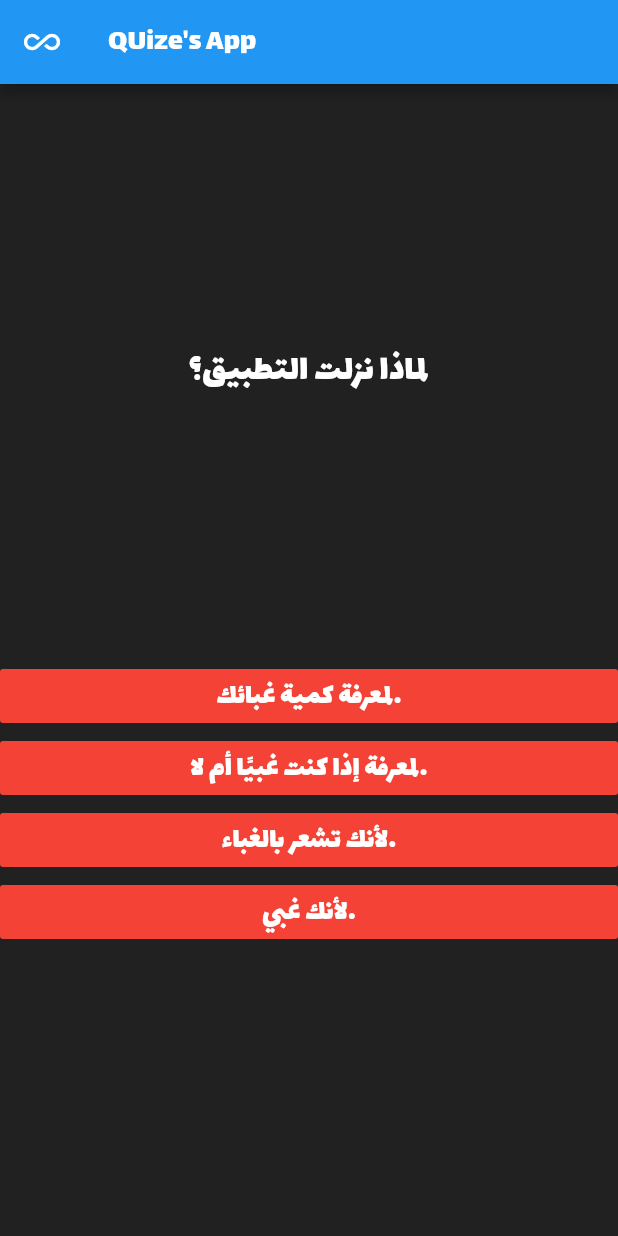
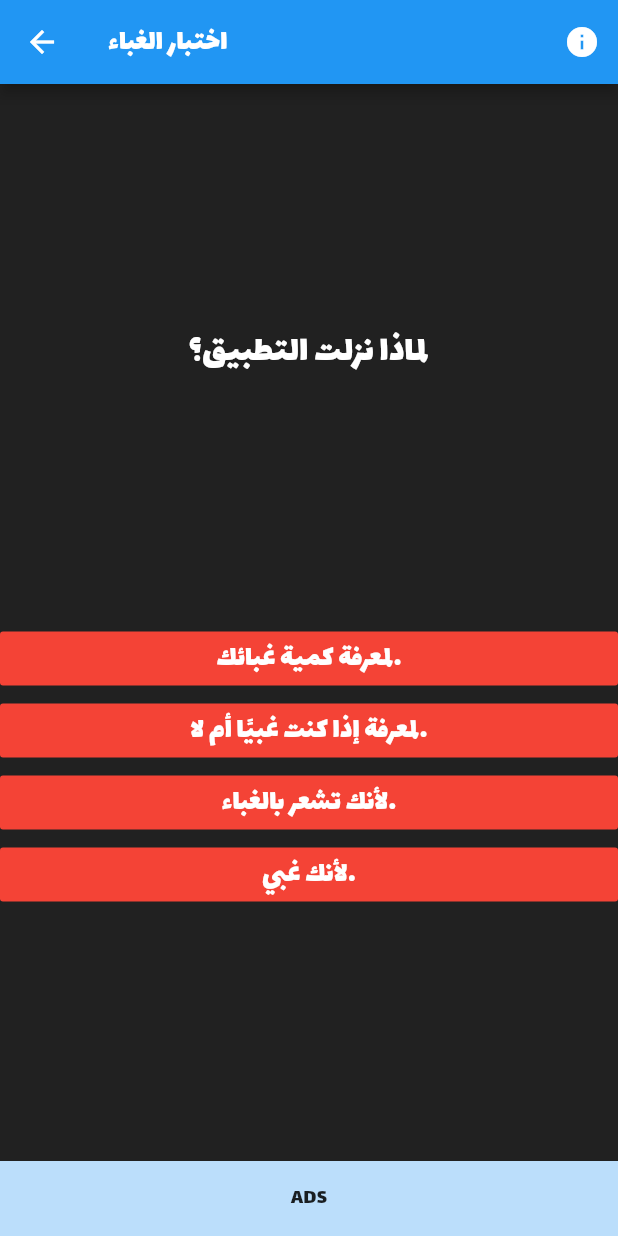
Before and after one commit to IbrahimAlatoom/stupid_test, a Flutter app: the QuizPage screen opened by its route, on a phone screen of 412 x 824 dp. Run offline on Flutter 3.47's test engine with Material 2 defaults, Android fonts, the phone set to English and light mode, and no system bars.

```diff
--- a/lib/quiz_page.dart
+++ b/lib/quiz_page.dart
@@ -11,35 +11,23 @@ class _QuizPageState extends State<QuizPage> {
   List<Widget> scoreKeeper = [];
 
   QuizAccount quizbank = QuizAccount();
-
-  /*void check(int ANS) {
-    int correctAnswers = quizbank.getQuestionAnswer();
-    setState(() {
-      if (ANS == correctAnswers) {
-        quizbank.next();
-        scoreKeeper.add(
-          Icon(
-            Icons.check,
-            color: Colors.green,
-          ),
-        );
-      } else {
-        quizbank.next();
-        scoreKeeper.add(Icon(
-          Icons.close,
-          color: Colors.red,
-        ));
-      }
-    });
-  }*/
-
   @override
   Widget build(BuildContext context) {
     return Scaffold(
       backgroundColor: Colors.grey.shade900,
       appBar: AppBar(
-        leading: Icon(Icons.all_inclusive),
-        title: Text('QUize\'s App'),
+        actions: <Widget>[
+          IconButton(
+            onPressed: () {
+              Navigator.pushNamed(context, '/about');
+            },
+            icon: Icon(
+              Icons.info,
+              color: Colors.white,
+            ),
+          )
+        ],
+        title: Text('اختبار الغباء'),
       ),
       body: Column(
         mainAxisAlignment: MainAxisAlignment.spaceBetween,
@@ -127,6 +115,14 @@ class _QuizPageState extends State<QuizPage> {
               ],
             ),
           ),
+          Container(
+            width: double.infinity,
+            height: 50,
+            color: Colors.blue[100],
+            child: Center(
+              child: Text('ADS'),
+            ),
+          )
         ],
       ),
     );
```
Also changed, not shown: lib/about_us_page.dart (added, +30 -0 lines), lib/main.dart (+6 -4 lines).
